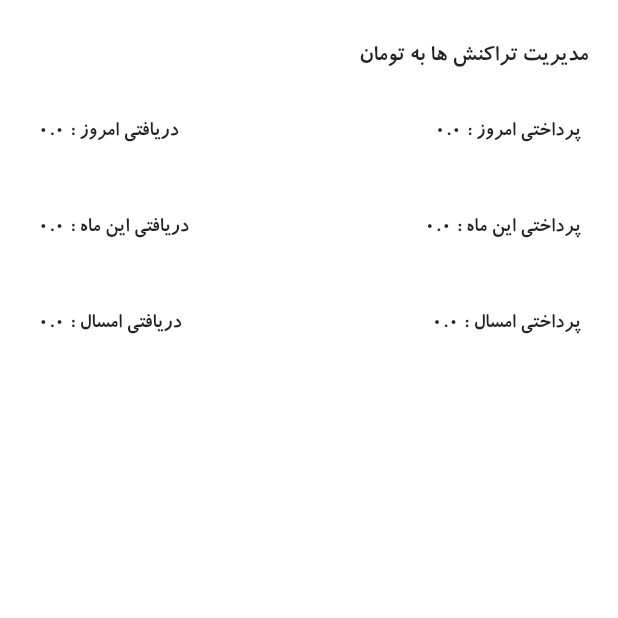
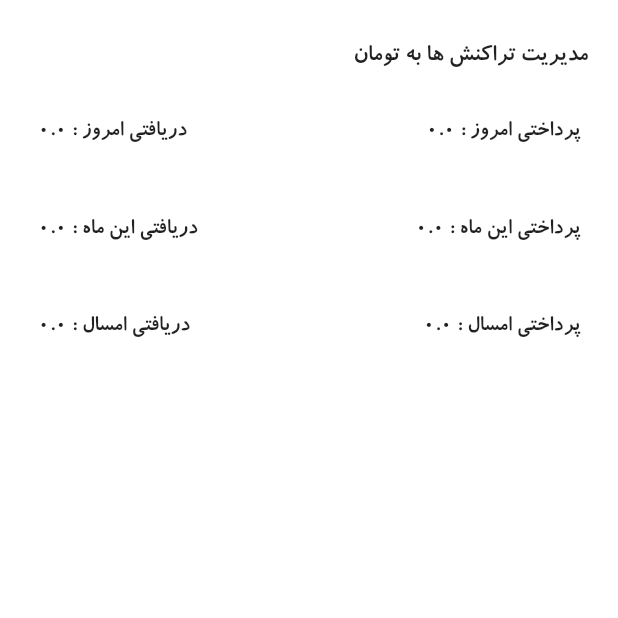
Before and after one commit to RayMasoumi/financial_management, a Flutter app: the InfoScreen screen opened directly, on a phone screen of 412 x 824 dp, the top half of it. Run offline on Flutter 3.47's test engine with Material 2 defaults, Android fonts, the light colour scheme and no system bars; our stand-ins replace animated_bottom_navigation_bar, fl_chart, hive, hive_flutter; missing offline and left inert: persian_datetime_picker, searchbar_animation; accounts and stored records are empty.

Commit message:
almost responsive!

```diff
--- a/lib/constants.dart
+++ b/lib/constants.dart
@@ -3,3 +3,7 @@ import 'package:flutter/material.dart';
 const kPurple = Color(0xFF6c63ff);
 const kRed = Color(0xFFFF2D55);
 const kGreen = Color(0xFF00C89C);
+const kTitleRatio = 0.04;
+const kTextRatio = 0.037;
+const kIconRatio = 0.06;
+const kColoredIconRatio = 0.09;
--- a/lib/screens/home_screen.dart
+++ b/lib/screens/home_screen.dart
@@ -230,9 +230,11 @@ class _HomeScreenState extends State<HomeScreen> {
           const SizedBox(
             width: 10.0,
           ),
-          const Text(
+          Text(
             'تراکنش ها',
-            style: TextStyle(fontSize: 20.0, fontFamily: 'koodak'),
+            style: TextStyle(
+                fontSize: ScreenSize(context).screenWidth * kTitleRatio,
+                fontFamily: 'koodak'),
           ),
         ],
       ),
--- a/lib/screens/info_screen.dart
+++ b/lib/screens/info_screen.dart
@@ -1,3 +1,4 @@
+import 'package:financial_management/constants.dart';
 import 'package:financial_management/utilities/chart_widget.dart';
 import 'package:flutter/material.dart';
 import 'package:financial_management/utilities/extensions.dart';
@@ -26,7 +27,8 @@ class _InfoScreenState extends State<InfoScreen> {
                     const EdgeInsets.only(top: 30.0, right: 20.0, bottom: 10.0),
                 child: Text('مدیریت تراکنش ها به تومان',
                     style: TextStyle(
-                        fontSize: ScreenSize(context).screenWidth * 0.039)),
+                        fontSize:
+                            ScreenSize(context).screenWidth * kTitleRatio)),
               ),
               Padding(
                 padding: const EdgeInsets.all(15.0),
@@ -99,11 +101,13 @@ class ExpenseBoxWidget extends StatelessWidget {
         children: [
           Text(
             cost,
-            style: TextStyle(fontSize: ScreenSize(context).screenWidth * 0.035),
+            style: TextStyle(
+                fontSize: ScreenSize(context).screenWidth * kTextRatio),
           ),
           Text(
             text,
-            style: TextStyle(fontSize: ScreenSize(context).screenWidth * 0.035),
+            style: TextStyle(
+                fontSize: ScreenSize(context).screenWidth * kTextRatio),
           ),
         ],
       ),
--- a/lib/utilities/chart_widget.dart
+++ b/lib/utilities/chart_widget.dart
@@ -48,7 +48,7 @@ class BarChartWidget extends StatelessWidget {
     const style = TextStyle(
       color: Colors.black87,
       fontWeight: FontWeight.bold,
-      fontSize: 20,
+      fontSize: 16,
     );
     String text;
     switch (value.toInt()) {
```
Also changed, not shown: lib/screens/new_transaction_screen.dart (+10 -3 lines), lib/utilities/widgets.dart (+41 -11 lines).
